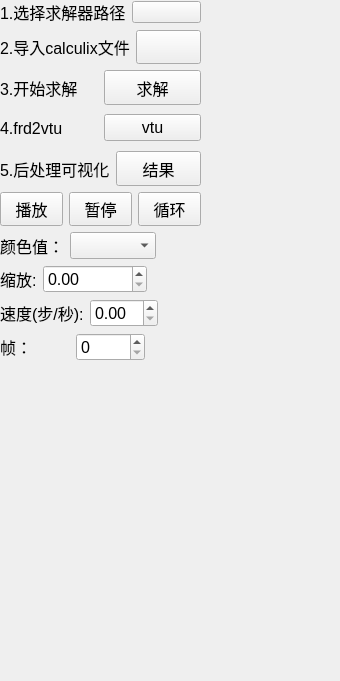
Above: starter/FENGSim/FEM/CalculixDockWidget.ui from ArvinShaffer/FENGSim before the change. Below: the same form after it.
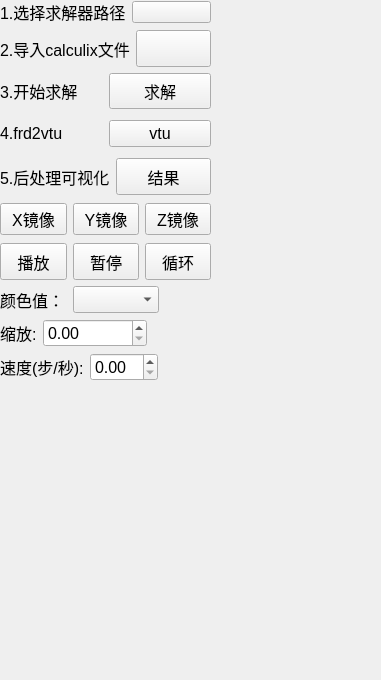
That is the form after the change. Icons and pictures are not drawn.

The edit to the form file:
```diff
--- a/starter/FENGSim/FEM/CalculixDockWidget.ui
+++ b/starter/FENGSim/FEM/CalculixDockWidget.ui
@@ -6,8 +6,8 @@
    <rect>
     <x>0</x>
     <y>0</y>
-    <width>340</width>
-    <height>681</height>
+    <width>381</width>
+    <height>680</height>
    </rect>
   </property>
   <property name="sizePolicy">
@@ -24,8 +24,8 @@
     <rect>
      <x>0</x>
      <y>0</y>
-     <width>221</width>
-     <height>381</height>
+     <width>231</width>
+     <height>401</height>
     </rect>
    </property>
    <layout class="QVBoxLayout" name="verticalLayout" stretch="0,0,0,0,0,0,0,0,0,0,0">
@@ -286,6 +286,59 @@
       </item>
      </layout>
     </item>
+    <item>
+     <layout class="QHBoxLayout" name="horizontalLayout_11">
+      <item>
+       <widget class="QPushButton" name="pushButton_3">
+        <property name="font">
+         <font>
+          <pointsize>12</pointsize>
+         </font>
+        </property>
+        <property name="text">
+         <string>X镜像</string>
+        </property>
+       </widget>
+      </item>
+      <item>
+       <widget class="QPushButton" name="pushButton_2">
+        <property name="font">
+         <font>
+          <pointsize>12</pointsize>
+         </font>
+        </property>
+        <property name="text">
+         <string>Y镜像</string>
+        </property>
+       </widget>
+      </item>
+      <item>
+       <widget class="QPushButton" name="pushButton">
+        <property name="font">
+         <font>
+          <pointsize>12</pointsize>
+         </font>
+        </property>
+        <property name="text">
+         <string>Z镜像</string>
+        </property>
+       </widget>
+      </item>
+      <item>
+       <spacer name="verticalSpacer_6">
+        <property name="orientation">
+         <enum>Qt::Vertical</enum>
+        </property>
+        <property name="sizeHint" stdset="0">
+         <size>
+          <width>20</width>
+          <height>40</height>
+         </size>
+        </property>
+       </spacer>
+      </item>
+     </layout>
+    </item>
     <item>
      <layout class="QHBoxLayout" name="horizontalLayout_9">
       <item>
@@ -498,38 +551,6 @@
       </item>
      </layout>
     </item>
-    <item>
-     <layout class="QHBoxLayout" name="horizontalLayout_10">
-      <item>
-       <widget class="QLabel" name="label_7">
-        <property name="font">
-         <font>
-          <pointsize>12</pointsize>
-         </font>
-        </property>
-        <property name="text">
-         <string>帧：</string>
-        </property>
-       </widget>
-      </item>
-      <item>
-       <widget class="QSpinBox" name="vtuTime">
-        <property name="font">
-         <font>
-          <pointsize>12</pointsize>
-         </font>
-        </property>
-       </widget>
-      </item>
-      <item>
-       <widget class="QLabel" name="label_12">
-        <property name="text">
-         <string/>
-        </property>
-       </widget>
-      </item>
-     </layout>
-    </item>
     <item>
      <widget class="QLabel" name="label_11">
       <property name="text">
```
